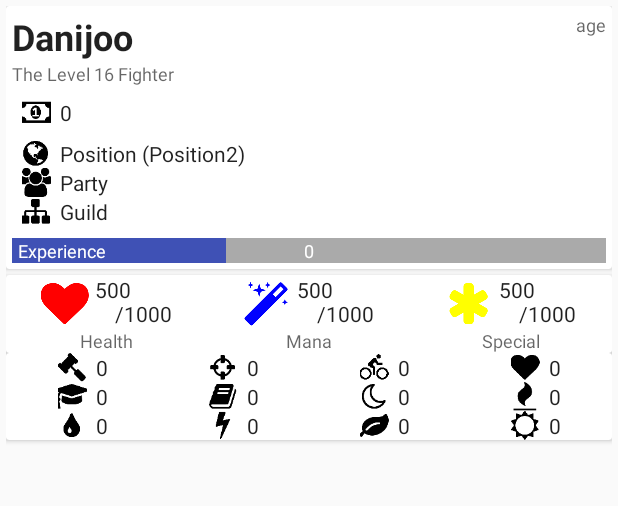
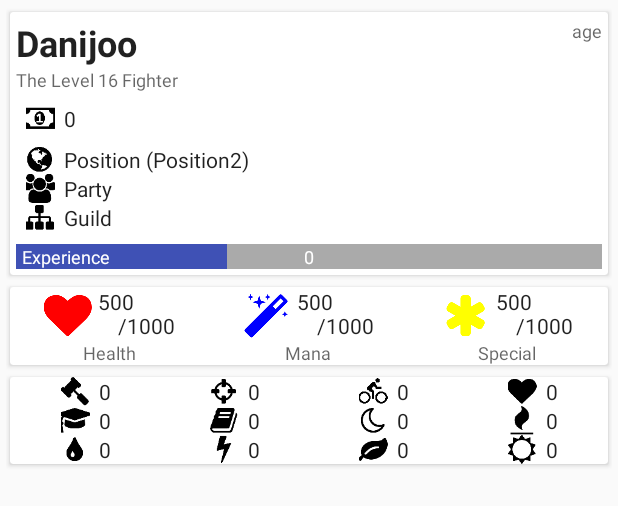
Before and after one commit to IdleLands/AndroidFE, an Android app: the layout overview_frag.xml on its own in the app's theme, with its tools: preview values and no code run, on a phone screen of 412 x 824 dp. Shown: the top 506 px of the screen. Run offline under Robolectric (Android 15) with nearby library versions, the phone set to English and light mode, and no system bars.

Commit message:
consistent card padding for pre-L devices

```diff
--- a/app/src/main/java/idle/land/app/ui/views/BaseInformationCard.java
+++ b/app/src/main/java/idle/land/app/ui/views/BaseInformationCard.java
@@ -12,8 +12,6 @@ import butterknife.InjectView;
 import idle.land.app.R;
 import idle.land.app.logic.Model.Player;
 import idle.land.app.logic.Model.ValuePair;
-
-import java.text.DecimalFormat;
 
 public class BaseInformationCard extends CardView {
 
@@ -45,7 +43,7 @@ public class BaseInformationCard extends CardView {
     TextView tvGold;
 
     public BaseInformationCard(Context context, AttributeSet attrs) {
-        super(context, attrs);
+        super(context, attrs, R.attr.CardViewStyle);
         LayoutInflater.from(getContext()).inflate(R.layout.base_information_card, this, true);
         ButterKnife.inject(this, this);
     }
--- a/app/src/main/java/idle/land/app/ui/views/BaseStatsCard.java
+++ b/app/src/main/java/idle/land/app/ui/views/BaseStatsCard.java
@@ -2,7 +2,6 @@ package idle.land.app.ui.views;
 
 import android.content.Context;
 import android.graphics.Color;
-import android.graphics.ColorFilter;
 import android.graphics.PorterDuff;
 import android.support.v7.widget.CardView;
 import android.text.Html;
@@ -36,7 +35,7 @@ public class BaseStatsCard extends CardView {
     TextView tvSpecial;
 
     public BaseStatsCard(Context context, AttributeSet attrs) {
-        super(context, attrs);
+        super(context, attrs, R.attr.CardViewStyle);
         LayoutInflater.from(getContext()).inflate(R.layout.base_stats_card, this, true);
         ButterKnife.inject(this, this);
         ivHealth.setColorFilter(Color.RED, PorterDuff.Mode.SRC_ATOP);
--- a/app/src/main/java/idle/land/app/ui/views/ExtendedStatsCard.java
+++ b/app/src/main/java/idle/land/app/ui/views/ExtendedStatsCard.java
@@ -49,7 +49,7 @@ public class ExtendedStatsCard extends CardView {
     TextView tvIce;
 
     public ExtendedStatsCard(Context context, AttributeSet attrs) {
-        super(context, attrs);
+        super(context, attrs, R.attr.CardViewStyle);
         LayoutInflater.from(getContext()).inflate(R.layout.extended_stats_card, this, true);
         ButterKnife.inject(this, this);
     }
--- a/app/src/main/res/layout/overview_frag.xml
+++ b/app/src/main/res/layout/overview_frag.xml
@@ -13,7 +13,6 @@
             android:layout_height="wrap_content"/>
 
     <idle.land.app.ui.views.BaseStatsCard
-            android:layout_marginTop="@dimen/default_margin"
             android:id="@+id/baseStatsCard"
             android:layout_width="match_parent"
             android:layout_height="wrap_content"/>
--- a/app/src/main/res/values/attrs.xml
+++ b/app/src/main/res/values/attrs.xml
@@ -2,4 +2,5 @@
 <resources>
     <attr name="TickerStyle" format="reference" />
     <attr name="ExperienceBarStyle" format="reference" />
+    <attr name="CardViewStyle" format="reference" />
 </resources>
--- a/app/src/main/res/values/styles.xml
+++ b/app/src/main/res/values/styles.xml
@@ -8,6 +8,7 @@
         <item name="TickerStyle">@style/HeartbeatTicker</item>
         <item name="ExperienceBarStyle">@style/ExperienceBar</item>
         <item name="vpiTitlePageIndicatorStyle">@style/ViewPagerIndicatorStyle</item>
+        <item name="CardViewStyle">@style/CardViewStyle</item>
     </style>
 
     <style name="HeartbeatTicker" parent="@style/Base.Widget.AppCompat.ProgressBar.Horizontal">
@@ -25,4 +26,9 @@
         <item name="footerLineHeight">0dp</item>
     </style>
 
+    <style name="CardViewStyle" parent="CardView">
+        <item name="cardUseCompatPadding">true</item>
+        <item name="cardPreventCornerOverlap">true</item>
+    </style>
+
 </resources>
```
